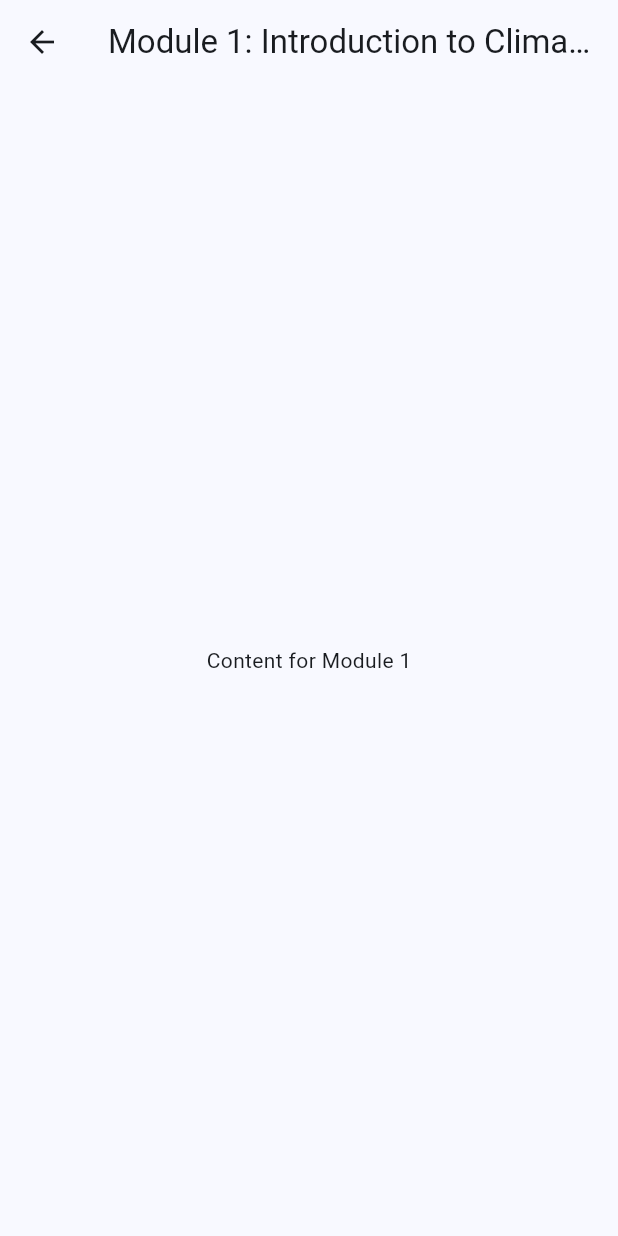
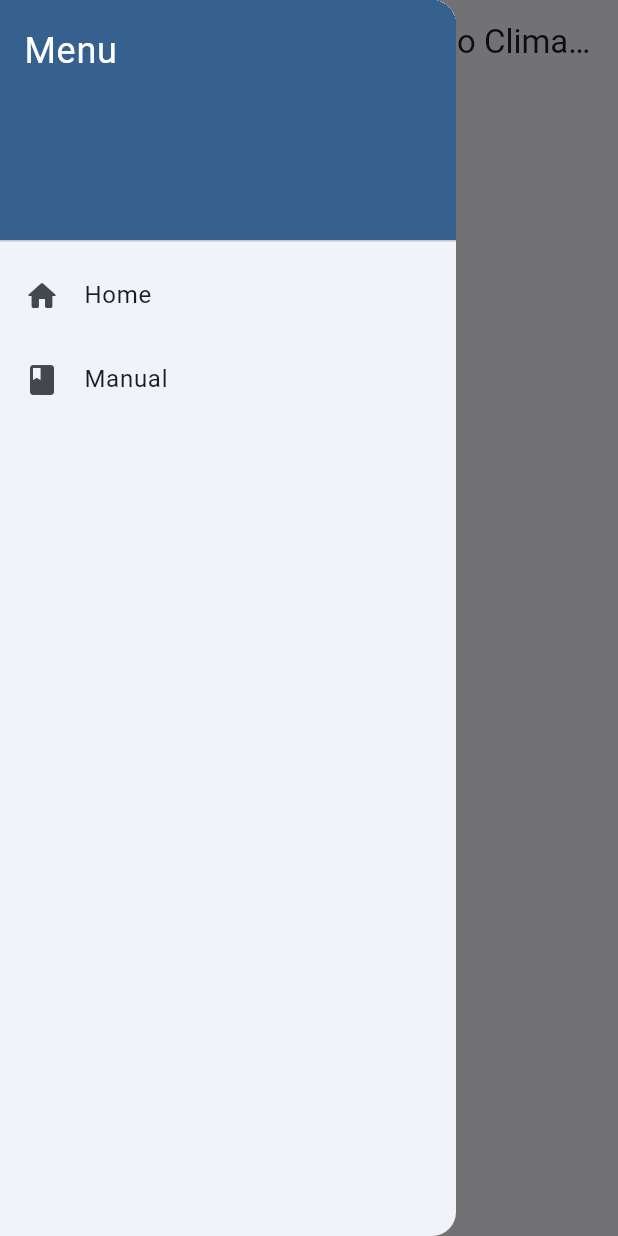
Before and after one commit to HugeKC01/flutter_studyclimatechange, a Flutter app: the Module2Screen screen opened directly, with the side drawer open (before the commit the screen has no drawer), on a phone screen of 412 x 824 dp. Run offline on Flutter 3.47's test engine with Material 3 defaults, Android fonts, the phone set to English and light mode, and no system bars.

Commit message:
Adds hamburger to all pages

```diff
--- a/lib/module2.dart
+++ b/lib/module2.dart
@@ -1,4 +1,7 @@
+import 'package:climatechange/main.dart';
 import 'package:flutter/material.dart';
+
+import 'main.dart';
 
 class Module2Screen extends StatelessWidget {
   const Module2Screen({super.key});
@@ -9,6 +12,43 @@ class Module2Screen extends StatelessWidget {
       appBar: AppBar(
         title: Text('Module 1: Introduction to Climate Change'),
       ),
+      drawer: Drawer(
+        child: ListView(
+          padding: EdgeInsets.zero,
+          children: <Widget>[
+            DrawerHeader(
+              decoration: BoxDecoration(
+                color: Theme.of(context).colorScheme.primary,
+              ),
+              child: Text(
+                'Menu',
+                style: TextStyle(
+                  color: Colors.white,
+                  fontSize: 24,
+                ),
+              ),
+            ),
+            ListTile(
+              leading: Icon(Icons.home_rounded),
+              title: Text('Home'),
+              onTap: () {
+                // Handle the home tap here
+                Navigator.push(
+                  context,
+                  MaterialPageRoute(builder: (context) => MyHomePage(title: 'Climate Change App')),
+                );
+              },
+            ),
+            ListTile(
+              leading: Icon(Icons.book_rounded),
+              title: Text('Manual'),
+              onTap: () {
+                // Handle the manual tap here
+              },
+            ),
+          ],
+        ),
+      ),
       body: Center(
         child: Text('Content for Module 1'),
       ),
```
Also changed, not shown: lib/main.dart (+4 -14 lines), lib/module1.dart (+39 -0 lines), lib/module3.dart (+39 -0 lines).
